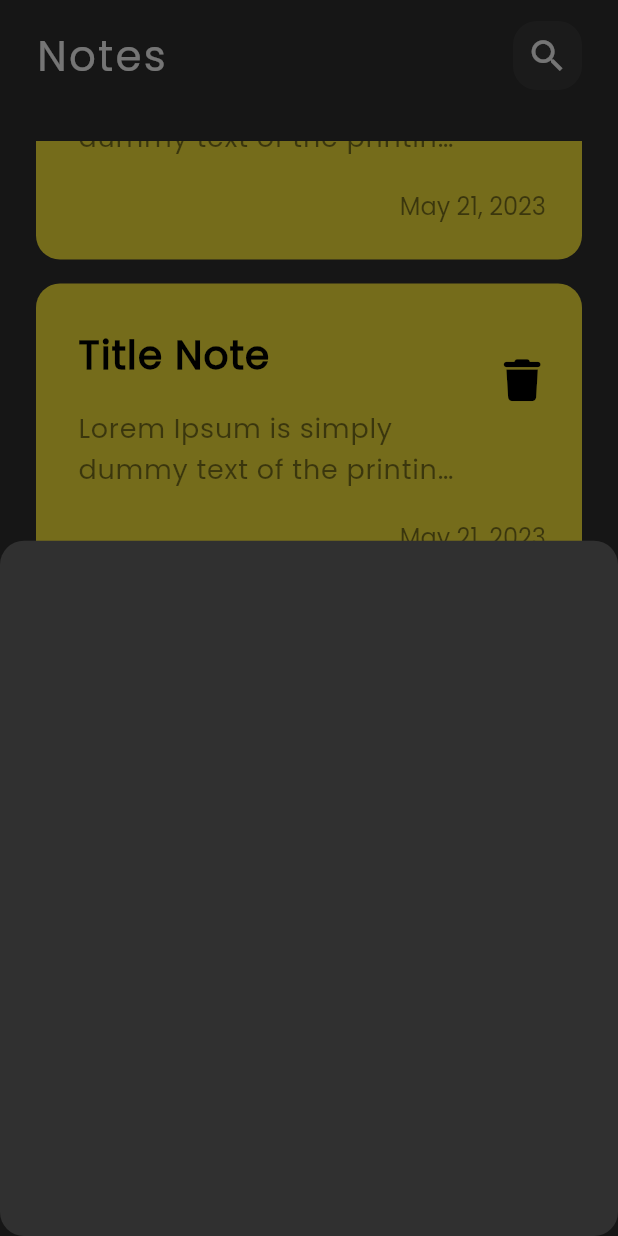
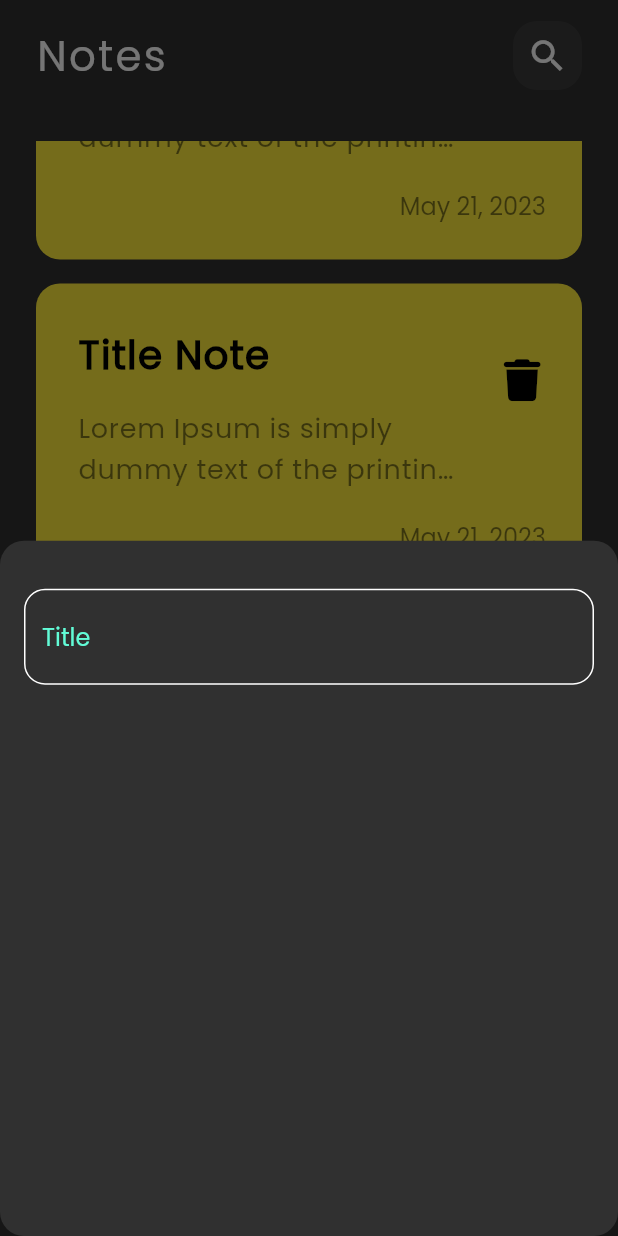
Before and after one commit to Osama-Abo-Reda/notes_app, a Flutter app: the screen it shows after launch, scrolled down 576 dp, after a tap on the "add" icon, on a phone screen of 412 x 824 dp. Run offline on Flutter 3.47's test engine with Material 2 defaults, Android fonts, the phone set to English and light mode, and no system bars; our stand-ins replace font_awesome_flutter.

Commit message:
create custom text field

```diff
--- /dev/null
+++ b/lib/constants.dart
@@ -0,0 +1,3 @@
+import 'package:flutter/material.dart';
+
+const kPrimryColor = Color(0xff62fcd7);
--- a/lib/views/widgets/add_note_bottom_sheet.dart
+++ b/lib/views/widgets/add_note_bottom_sheet.dart
@@ -1,10 +1,23 @@
 import 'package:flutter/material.dart';
+import 'package:notes_app/views/widgets/custom_text_field.dart';
 
 class AddNoteBottomSheet extends StatelessWidget {
   const AddNoteBottomSheet({super.key});
 
   @override
   Widget build(BuildContext context) {
-    return Container();
+    return const Padding(
+      padding: EdgeInsets.symmetric(
+        horizontal: 16.0,
+      ),
+      child: Column(
+        children: [
+          SizedBox(
+            height: 32.0,
+          ),
+          CustomTextField(),
+        ],
+      ),
+    );
   }
 }
--- /dev/null
+++ b/lib/views/widgets/custom_text_field.dart
@@ -0,0 +1,31 @@
+import 'package:flutter/material.dart';
+import 'package:notes_app/constants.dart';
+
+class CustomTextField extends StatelessWidget {
+  const CustomTextField({super.key});
+
+  @override
+  Widget build(BuildContext context) {
+    return TextField(
+      cursorColor: kPrimryColor,
+      decoration: InputDecoration(
+        hintText: 'Title',
+        hintStyle: const TextStyle(color: kPrimryColor),
+        border: buildBorder(),
+        enabledBorder: buildBorder(),
+        focusedBorder: buildBorder(kPrimryColor),
+      ),
+    );
+  }
+
+  OutlineInputBorder buildBorder([color]) {
+    return OutlineInputBorder(
+      borderRadius: BorderRadius.circular(
+        14.0,
+      ),
+      borderSide: BorderSide(
+        color: color ?? Colors.white,
+      ),
+    );
+  }
+}
```
